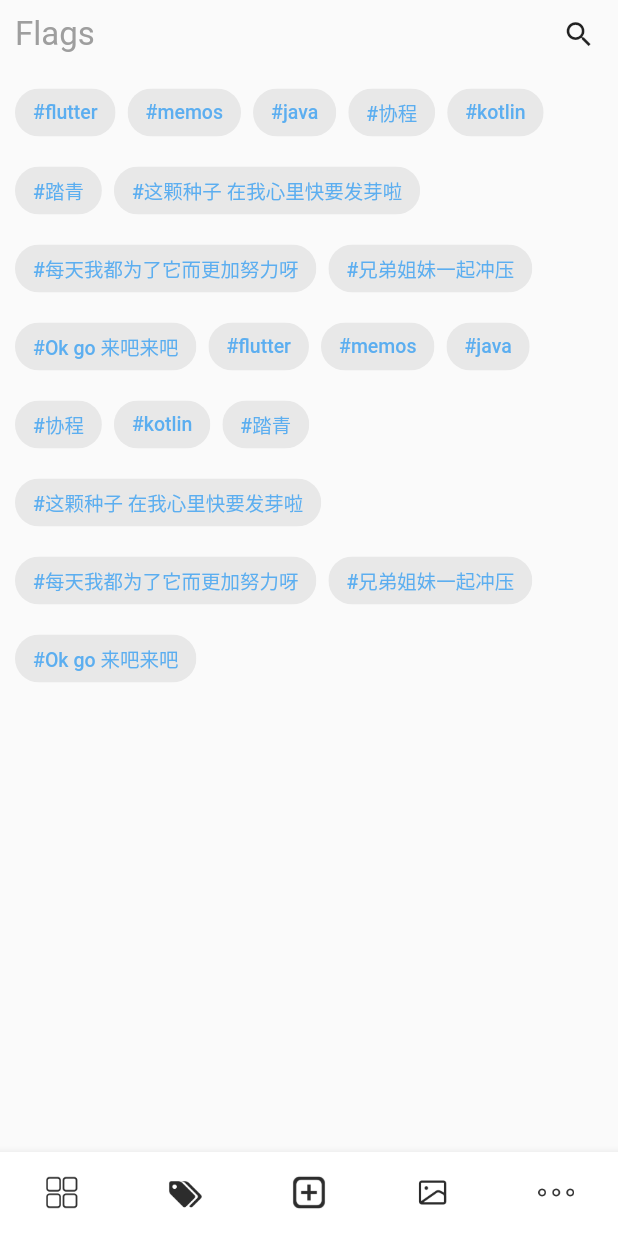
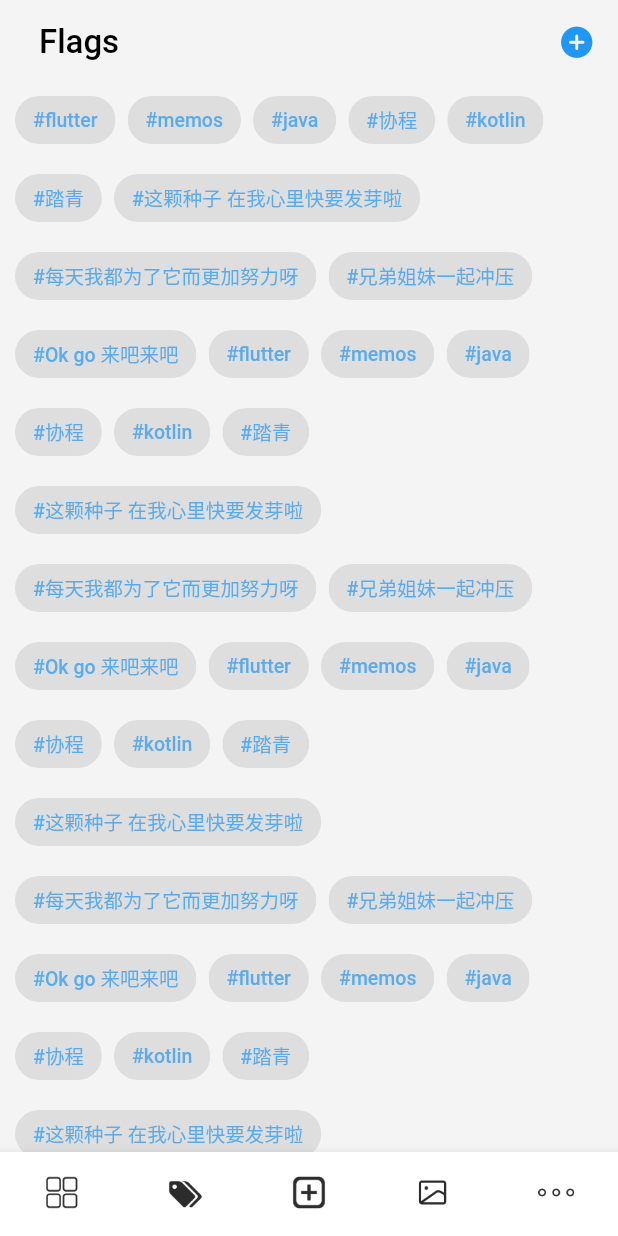
Before and after one commit to EmotionDemo/memos, a Flutter app: the screen it shows after launch, item 2 of the bottom bar chosen, on a phone screen of 412 x 824 dp. Run offline on Flutter 3.47's test engine with Material 2 defaults, Android fonts, the light colour scheme and no system bars; our stand-ins replace flutter_heatmap_calendar, flutter_markdown, flutter_screenutil, fluttertoast; missing offline and left inert: dart:ffi, flutter_displaymode.

Commit message:
1、解决并规范了状态栏设计 2、解决了页面跳转后再调回时黑屏的问题 3、添加内容为空时，缺省页面 4、资源列表部分预研究

```diff
--- a/lib/auth/main_page.dart
+++ b/lib/auth/main_page.dart
@@ -26,7 +26,7 @@
   late AssetImage moreSelectedImg;
   late AssetImage addImg;
   late AssetImage addSelectedImg;
-  var _pageController = PageController(initialPage: 3, keepPage: true);
+  final _pageController = PageController(initialPage: 2, keepPage: true);
 
   @override
   void dispose() {
@@ -49,7 +49,7 @@
   void initState() {
     super.initState();
     //默认初始化显示的页数
-    _currentIndex = 3;
+    _currentIndex = 2;
     collectImg = const AssetImage('images/ic_collect.png');
     collectSelectedImg = const AssetImage('images/ic_collect_selected.png');
     labelImg = const AssetImage('images/ic_label.png');
--- a/lib/main.dart
+++ b/lib/main.dart
@@ -12,8 +12,6 @@
 
 void main() {
   runApp(const MyApp());
-
-
 }
 
 class MyApp extends StatefulWidget {
@@ -24,22 +22,25 @@
 }
 
 class _MyAppState extends State<MyApp> {
-
   @override
   void initState() {
-    // TODO: implement initState
     super.initState();
     if (Platform.isAndroid) {
       SystemUiOverlayStyle style = const SystemUiOverlayStyle(
-          statusBarColor: Colors.white, statusBarIconBrightness: Brightness.dark);
+        statusBarColor: Colors.transparent,
+        statusBarBrightness: Brightness.dark,
+        statusBarIconBrightness: Brightness.light,
+      );
       SystemChrome.setSystemUIOverlayStyle(style);
       //高刷
       try {
         FlutterDisplayMode.setHighRefreshRate();
-      } catch (e) {}
+      } catch (e) {
+
+      }
     }
+  }
 
-  }
   @override
   Widget build(BuildContext context) {
     ScreenUtil.init(context);
@@ -53,7 +54,7 @@
         );
       },
       theme: ThemeData(
-          primaryColor: Colors.white,
+          primaryColor: Colors.black12.withOpacity(0.05),
           highlightColor: Colors.transparent,
           splashColor: Colors.transparent,
           splashFactory: NoSplashFactory()),
--- a/lib/pages/resource_page.dart
+++ b/lib/pages/resource_page.dart
@@ -16,7 +16,7 @@
   Widget build(BuildContext context) {
     return Scaffold(
       body: Container(
-
+        child: Image.network("http://43.138.80.236:5230/o/r/17/8b754ae9-e9ac-4640-9066-6133993249a8.jpg"),
       ),
     );
   }
--- a/lib/pages/tag_page.dart
+++ b/lib/pages/tag_page.dart
@@ -1,4 +1,5 @@
 import 'package:flutter/material.dart';
+import 'package:flutter/services.dart';
 import 'package:memos/view/flag_item.dart';
 
 class TagPage extends StatefulWidget {
@@ -31,7 +32,26 @@
     list.add(FlagItem(tagText: '#每天我都为了它而更加努力呀'));
     list.add(FlagItem(tagText: '#兄弟姐妹一起冲压'));
     list.add(FlagItem(tagText: '#Ok go 来吧来吧'));
-
+    list.add(FlagItem(tagText: '#flutter'));
+    list.add(FlagItem(tagText: '#memos'));
+    list.add(FlagItem(tagText: '#java'));
+    list.add(FlagItem(tagText: '#协程'));
+    list.add(FlagItem(tagText: '#kotlin'));
+    list.add(FlagItem(tagText: '#踏青'));
+    list.add(FlagItem(tagText: '#这颗种子 在我心里快要发芽啦'));
+    list.add(FlagItem(tagText: '#每天我都为了它而更加努力呀'));
+    list.add(FlagItem(tagText: '#兄弟姐妹一起冲压'));
+    list.add(FlagItem(tagText: '#Ok go 来吧来吧'));
+    list.add(FlagItem(tagText: '#flutter'));
+    list.add(FlagItem(tagText: '#memos'));
+    list.add(FlagItem(tagText: '#java'));
+    list.add(FlagItem(tagText: '#协程'));
+    list.add(FlagItem(tagText: '#kotlin'));
+    list.add(FlagItem(tagText: '#踏青'));
+    list.add(FlagItem(tagText: '#这颗种子 在我心里快要发芽啦'));
+    list.add(FlagItem(tagText: '#每天我都为了它而更加努力呀'));
+    list.add(FlagItem(tagText: '#兄弟姐妹一起冲压'));
+    list.add(FlagItem(tagText: '#Ok go 来吧来吧'));
     return list;
   }
 
@@ -39,35 +59,40 @@
   Widget build(BuildContext context) {
     List<FlagItem> flags = getFlags().toList();
     return Scaffold(
+      backgroundColor: Colors.grey.withOpacity(0.07),
+      appBar: AppBar(
+        systemOverlayStyle: SystemUiOverlayStyle.dark,
+        backgroundColor: Colors.transparent,
+        elevation: 0,
+        actions: [
+          InkWell(
+            child: Container(
+              margin: const EdgeInsets.only(top: 10, right: 15, bottom: 10),
+              child: const Icon(
+                Icons.add_circle_rounded,
+                size: 25,
+                color: Colors.blue,
+              ),
+            ),
+          )
+        ],
+        title: Row(
+          mainAxisAlignment: MainAxisAlignment.spaceBetween,
+          children: [
+            Container(
+              margin: const EdgeInsets.all(10),
+              child: const Text(
+                'Flags',
+                style: TextStyle(color: Colors.black, fontSize: 22),
+              ),
+            ),
+          ],
+        ),
+      ),
       body: SafeArea(
         child: SingleChildScrollView(
           child: Column(
             children: [
-              Row(
-                mainAxisAlignment: MainAxisAlignment.spaceBetween,
-                children: [
-                  Container(
-                    margin: const EdgeInsets.all(10),
-                    child: Text(
-                      'Flags',
-                      style: TextStyle(color: Colors.grey, fontSize: 22),
-                    ),
-                  ),
-                  InkWell(
-                    child: Container(
-                      margin: EdgeInsets.only(top: 10, right: 15, bottom: 10),
-                      child: Icon(
-                        Icons.search,
-                        size: 22,
-                      ),
-                    ),
-                    onTap: () {},
-                  ),
-                ],
-              ),
-              const SizedBox(
-                height: 5,
-              ),
               Container(
                 margin: const EdgeInsets.only(left: 10, right: 10),
                 child: SizedBox(
--- a/lib/router/routers.dart
+++ b/lib/router/routers.dart
@@ -4,12 +4,14 @@
 import 'package:flutter/material.dart';
 import 'package:memos/auth/main_page.dart';
 import 'package:memos/auth/start_page.dart';
+import 'package:memos/pages/more_page.dart';
 
 Map routes = {
   '/login': (context) => const LoginWidget(),
   "/contact_me": (context) => const ContactMe(),
-  "/lead_page": (context) =>  const LeadPage(),
+  "/lead_page": (context) =>   LeadPage(showStart: true,),
   "/main_page": (context) =>  const MainPage(),
+  "/more_page": (context) =>  const MorePage(),
 };
 
 
--- a/lib/view/delete_card_view.dart
+++ b/lib/view/delete_card_view.dart
@@ -28,10 +28,9 @@
           clipBehavior: Clip.antiAlias,
           color: Colors.white,
           shadowColor: Colors.grey,
-          elevation: 2,
+          elevation: 0,
           shape: RoundedRectangleBorder(
             borderRadius: BorderRadius.circular(10),
-
           ),
           margin: const EdgeInsets.fromLTRB(10, 5, 10, 5),
           child: Column(
--- a/lib/view/flag_item.dart
+++ b/lib/view/flag_item.dart
@@ -15,7 +15,7 @@
     return GestureDetector(
       key: GlobalKey(),
       child: Chip(
-        backgroundColor: Colors.grey.withOpacity(0.2),
+        backgroundColor: Colors.grey.withOpacity(0.3),
         label: Text(
           widget.tagText,
           style: TextStyle(
--- a/lib/view/note_card_view.dart
+++ b/lib/view/note_card_view.dart
@@ -27,7 +27,7 @@
           clipBehavior: Clip.antiAlias,
           color: Colors.white,
           shadowColor: Colors.grey,
-          elevation: 2,
+          elevation: 0,
           shape: RoundedRectangleBorder(
             borderRadius: BorderRadius.circular(10),
             // side: BorderSide(
--- a/pubspec.yaml
+++ b/pubspec.yaml
@@ -90,6 +90,7 @@
     - images/ic_contract_us.png
     - images/ic_update.png
     - images/ic_about_us.png
+    - images/ic_not_data.png
 
   # To add assets to your application, add an assets section, like this:
   # assets:
```
Also changed, not shown: lib/auth/start_page.dart (+49 -19 lines), lib/pages/add_page.dart (+7 -4 lines), lib/pages/collect_page.dart (+94 -96 lines), lib/pages/more_page.dart (+5 -3 lines), lib/utils/ScreenUtil.dart (added, +21 -0 lines), lib/view/MyAppbar.dart (added, +11 -0 lines), lib/view/mylist_item.dart (added, +50 -0 lines), images/ic_not_data.png (added), lib/utils/toast.dart (line endings or trailing spaces), 32 other files.
